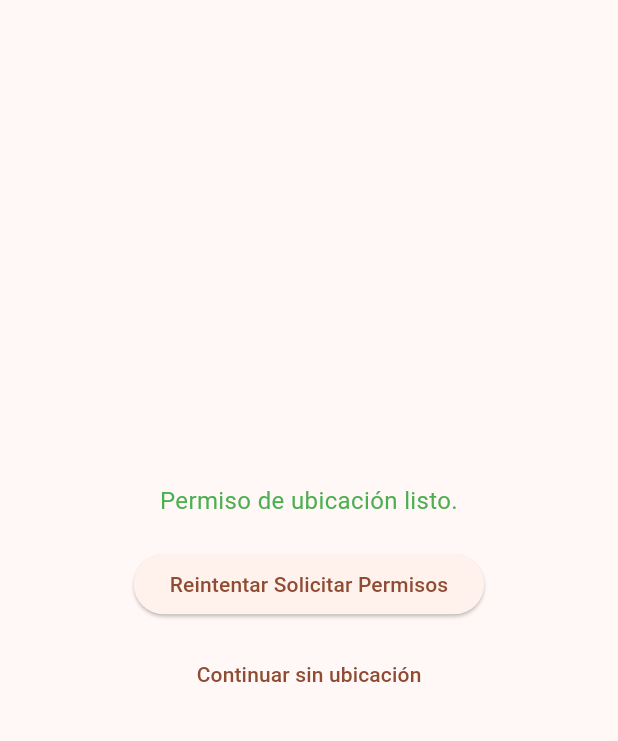
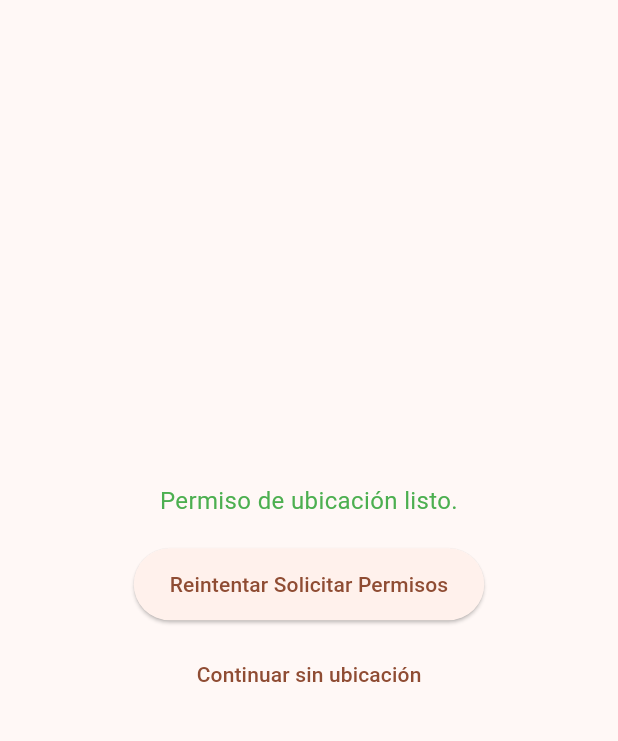
Before and after one commit to Luisduran12/Alarma-de-cacao, a Flutter app: the first screen one second after launch, on a phone screen of 412 x 824 dp, the part 63-804 px from its top. Run offline on Flutter 3.47's test engine with Material 3 defaults, Android fonts, the phone set to English and light mode, and no system bars; our stand-ins replace csv, fl_chart, flutter_local_notifications, geolocator, image_picker, pdf and 6 more; accounts and stored records are empty.

Commit message:
Fase 7 (inicio): tema de campo con alto contraste, preferencias de la app y pruebas de contraste WCAG
Co-Authored-By: Claude Sonnet 5.5 <noreply@anthropic.com>

```diff
--- a/lib/main.dart
+++ b/lib/main.dart
@@ -8,7 +8,8 @@ import 'package:timezone/data/latest.dart' as tz_data;
 import 'package:alarmacacao5_0/services/alarm_scheduler.dart';
 import 'package:alarmacacao5_0/services/lugar_service.dart';
 import 'package:alarmacacao5_0/services/notification_service.dart';
-
+import 'package:alarmacacao5_0/services/preferencias_app.dart';
+import 'package:alarmacacao5_0/tema_app.dart';
 
 // Pantallas
 import 'package:alarmacacao5_0/screens/confirmar_volteada_screen.dart';
@@ -21,10 +22,12 @@ final GlobalKey<NavigatorState> navigatorKey = GlobalKey<NavigatorState>();
 void main() async {
   WidgetsFlutterBinding.ensureInitialized();
   tz_data.initializeTimeZones();
+  await PreferenciasApp.cargar();
 
   await _solicitarPermisos();
   await NotificationService().init(); // Inicializa notificaciones
-  await NotificationService().solicitarPermisos(); // Notificaciones + alarmas exactas
+  await NotificationService()
+      .solicitarPermisos(); // Notificaciones + alarmas exactas
 
   // Red de seguridad: si el sistema perdió alguna alarma (por ejemplo, un ahorrador
   // de batería bloqueó el reinicio de alarmas), se reprograma. No retrasa el arranque.
@@ -52,9 +55,13 @@ void main() async {
 
 Future<void> _reprogramarAlarmasPerdidas() async {
   try {
-    final pendientes = (await NotificationService().getPendingNotifications()).map((p) => p.id).toSet();
+    final pendientes = (await NotificationService().getPendingNotifications())
+        .map((p) => p.id)
+        .toSet();
     final n = await AlarmScheduler().reprogramarFaltantes(pendientes);
-    if (n > 0) debugPrint('🔁 Se reprogramaron $n alarmas que el sistema había perdido');
+    if (n > 0) {
+      debugPrint('🔁 Se reprogramaron $n alarmas que el sistema había perdido');
+    }
   } catch (e) {
     debugPrint('No se pudieron revisar las alarmas pendientes: $e');
   }
@@ -74,10 +81,7 @@ Future<void> _resolverLugaresPendientes() async {
 /// y Google Play rechaza apps que la piden sin justificación.
 Future<void> _solicitarPermisos() async {
   if (Platform.isAndroid || Platform.isIOS) {
-    await [
-      Permission.notification,
-      Permission.locationWhenInUse,
-    ].request();
+    await [Permission.notification, Permission.locationWhenInUse].request();
   }
 }
 
@@ -88,19 +92,23 @@ class MyApp extends StatelessWidget {
 
   @override
   Widget build(BuildContext context) {
-    return MaterialApp(
+    final prefs = PreferenciasApp.instancia;
+    return ListenableBuilder(
+      listenable: prefs,
+      builder: (context, _) => MaterialApp(
         title: 'Cacao Light 4.0',
         debugShowCheckedModeBanner: false,
         navigatorKey: navigatorKey,
-      theme: ThemeData(
-        colorScheme: ColorScheme.fromSeed(seedColor: Colors.brown),
-        useMaterial3: true,
-      ),
+        theme: TemaApp.construir(altoContraste: prefs.altoContraste),
+        builder: (context, hijo) =>
+            TemaApp.conPreferencias(context, hijo, prefs),
         home: const PermisosScreen(),
         onGenerateRoute: (settings) {
           switch (settings.name) {
             case '/configurar':
-            return MaterialPageRoute(builder: (_) => const ConfigurarLoteScreen());
+              return MaterialPageRoute(
+                builder: (_) => const ConfigurarLoteScreen(),
+              );
             case '/guia-corte':
               final args = settings.arguments;
               if (args is Map && args['loteId'] is String) {
@@ -111,7 +119,9 @@ class MyApp extends StatelessWidget {
                   ),
                 );
               }
-            return MaterialPageRoute(builder: (_) => const GuiaPruebaCorteScreen());
+              return MaterialPageRoute(
+                builder: (_) => const GuiaPruebaCorteScreen(),
+              );
             case '/confirmar':
               final args = settings.arguments;
               if (args is Map && args['loteId'] is String) {
@@ -137,6 +147,7 @@ class MyApp extends StatelessWidget {
               );
           }
         },
+      ),
     );
   }
 }
--- /dev/null
+++ b/lib/services/preferencias_app.dart
@@ -0,0 +1,86 @@
+import 'package:flutter/foundation.dart';
+import 'package:shared_preferences/shared_preferences.dart';
+
+enum TamanoLetra {
+  normal('normal', 'Normal', 1.0),
+  grande('grande', 'Grande', 1.3),
+  muyGrande('muy_grande', 'Muy grande', 1.6);
+
+  final String codigo;
+  final String nombre;
+
+  /// Se multiplica por el tamaño de letra que ya tenga el teléfono en sus ajustes.
+  final double factor;
+  const TamanoLetra(this.codigo, this.nombre, this.factor);
+
+  static TamanoLetra desdeCodigo(String? c) => values.firstWhere((t) => t.codigo == c, orElse: () => normal);
+}
+
+/// Ajustes de la app que se guardan en el teléfono: letra, contraste y ahorro de batería.
+/// Los demás ajustes (permisos, copia de seguridad...) viven en sus propios servicios.
+class PreferenciasApp extends ChangeNotifier {
+  static const _kTamano = 'pref_tamano_letra';
+  static const _kContraste = 'pref_alto_contraste';
+  static const _kBateria = 'pref_ahorro_bateria';
+
+  TamanoLetra _tamano;
+  bool _altoContraste;
+  bool _ahorroBateria;
+
+  PreferenciasApp({TamanoLetra tamano = TamanoLetra.normal, bool altoContraste = false, bool ahorroBateria = false})
+      : _tamano = tamano,
+        _altoContraste = altoContraste,
+        _ahorroBateria = ahorroBateria;
+
+  TamanoLetra get tamano => _tamano;
+  bool get altoContraste => _altoContraste;
+
+  /// Con el ahorro de batería la app NO hace trabajo por su cuenta al abrir (no reintenta fotos ni
+  /// nombres de lugar): todo se hace cuando el productor lo pide.
+  bool get ahorroBateria => _ahorroBateria;
+
+  /// La instancia de la app (se carga una vez al arrancar). En pruebas se puede reemplazar.
+  static PreferenciasApp instancia = PreferenciasApp();
+
+  static Future<PreferenciasApp> cargar() async {
+    final p = await SharedPreferences.getInstance();
+    return instancia = PreferenciasApp(
+      tamano: TamanoLetra.desdeCodigo(p.getString(_kTamano)),
+      altoContraste: p.getBool(_kContraste) ?? false,
+      ahorroBateria: p.getBool(_kBateria) ?? false,
+    );
+  }
+
+  /// Lee solo el ahorro de batería (para el arranque, antes de que exista la pantalla).
+  static Future<bool> ahorroDeBateriaActivo() async => (await SharedPreferences.getInstance()).getBool(_kBateria) ?? false;
+
+  Future<void> cambiarTamano(TamanoLetra t) async {
+    _tamano = t;
+    notifyListeners();
+    await (await SharedPreferences.getInstance()).setString(_kTamano, t.codigo);
+  }
+
+  Future<void> cambiarAltoContraste(bool v) async {
+    _altoContraste = v;
+    notifyListeners();
+    await (await SharedPreferences.getInstance()).setBool(_kContraste, v);
+  }
+
+  Future<void> cambiarAhorroBateria(bool v) async {
+    _ahorroBateria = v;
+    notifyListeners();
+    await (await SharedPreferences.getInstance()).setBool(_kBateria, v);
+  }
+
+  /// Vuelve a los valores de fábrica (se usa al borrar todos los datos).
+  Future<void> restablecer() async {
+    _tamano = TamanoLetra.normal;
+    _altoContraste = false;
+    _ahorroBateria = false;
+    notifyListeners();
+    final p = await SharedPreferences.getInstance();
+    await p.remove(_kTamano);
+    await p.remove(_kContraste);
+    await p.remove(_kBateria);
+  }
+}
--- /dev/null
+++ b/lib/tema_app.dart
@@ -0,0 +1,45 @@
+import 'package:flutter/material.dart';
+
+import 'services/preferencias_app.dart';
+
+/// Tema de la app. Con "alto contraste" los colores del esquema se calculan con el nivel máximo de contraste
+/// de Material 3, y el texto sale en negrita media. Todos los botones miden al menos 48 dp de alto.
+class TemaApp {
+  TemaApp._();
+
+  static ThemeData construir({bool altoContraste = false}) {
+    final esquema = ColorScheme.fromSeed(
+      seedColor: Colors.brown,
+      contrastLevel: altoContraste ? 1.0 : 0.0,
+    );
+    const minimo = Size(64, 48);
+    return ThemeData(
+      useMaterial3: true,
+      colorScheme: esquema,
+      materialTapTargetSize: MaterialTapTargetSize.padded,
+      filledButtonTheme: FilledButtonThemeData(style: FilledButton.styleFrom(minimumSize: minimo)),
+      elevatedButtonTheme: ElevatedButtonThemeData(style: ElevatedButton.styleFrom(minimumSize: minimo)),
+      outlinedButtonTheme: OutlinedButtonThemeData(style: OutlinedButton.styleFrom(minimumSize: minimo)),
+      textButtonTheme: TextButtonThemeData(style: TextButton.styleFrom(minimumSize: minimo)),
+      iconButtonTheme: IconButtonThemeData(style: IconButton.styleFrom(minimumSize: const Size(48, 48))),
+    );
+  }
+
+  /// Aplica el tamaño de letra elegido encima del que ya tenga el teléfono en sus ajustes.
+  static Widget conPreferencias(BuildContext context, Widget? hijo, PreferenciasApp p) {
+    final mq = MediaQuery.of(context);
+    final sistema = mq.textScaler.scale(100) / 100;
+    return MediaQuery(
+      data: mq.copyWith(textScaler: TextScaler.linear(sistema * p.tamano.factor)),
+      child: hijo ?? const SizedBox.shrink(),
+    );
+  }
+
+  /// Relación de contraste WCAG 2.1 entre dos colores (de 1 a 21). AA pide 4,5 para texto normal y 3 para texto
+  /// grande y componentes gráficos.
+  static double contraste(Color a, Color b) {
+    final la = a.computeLuminance(), lb = b.computeLuminance();
+    final claro = la > lb ? la : lb, oscuro = la > lb ? lb : la;
+    return (claro + 0.05) / (oscuro + 0.05);
+  }
+}
```
Also changed, not shown: 1 other file. Lines whose indentation alone changed are shown as unchanged.
